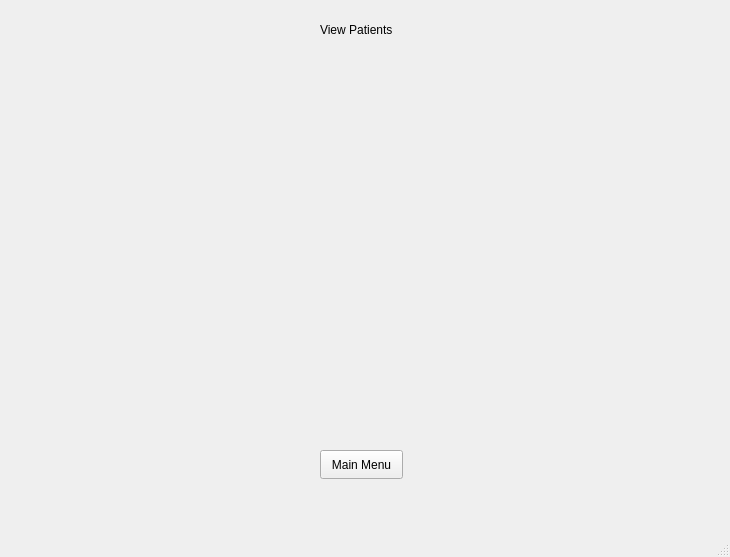
Old version of the form mainwindow.ui in the repository Jenushan44/Hospital-Manager.
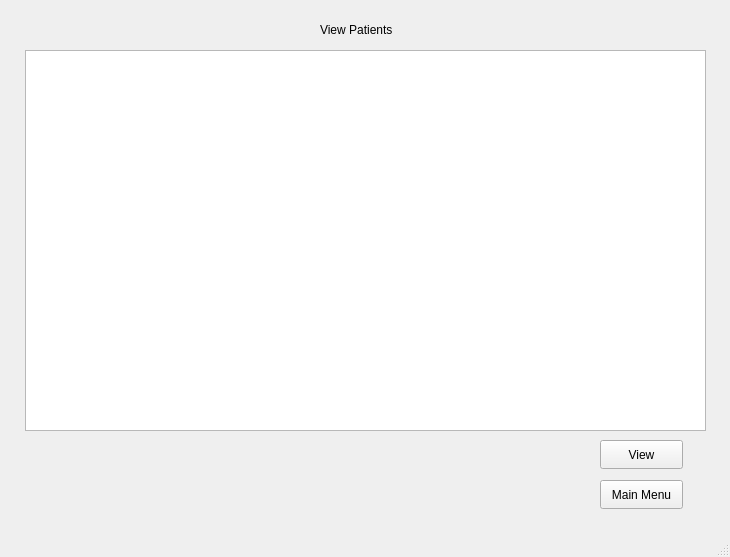
New version of the form. The open tabs and pages were chosen to show the change.

Commit message: Added viewPatient method with QTableWidget to display patient records

```diff
--- a/mainwindow.ui
+++ b/mainwindow.ui
@@ -466,8 +466,8 @@
      <widget class="QPushButton" name="menuPageButton5">
       <property name="geometry">
        <rect>
-        <x>340</x>
-        <y>450</y>
+        <x>620</x>
+        <y>480</y>
         <width>83</width>
         <height>29</height>
        </rect>
@@ -476,6 +476,29 @@
        <string>Main Menu</string>
       </property>
      </widget>
+     <widget class="QPushButton" name="viewAllPatientsButton">
+      <property name="geometry">
+       <rect>
+        <x>620</x>
+        <y>440</y>
+        <width>83</width>
+        <height>29</height>
+       </rect>
+      </property>
+      <property name="text">
+       <string>View</string>
+      </property>
+     </widget>
+     <widget class="QTableWidget" name="tableWidget">
+      <property name="geometry">
+       <rect>
+        <x>45</x>
+        <y>50</y>
+        <width>681</width>
+        <height>381</height>
+       </rect>
+      </property>
+     </widget>
     </widget>
     <widget class="QWidget" name="page_3">
      <widget class="QLabel" name="label_3">
```
Left out of the diff: 4 changed lines with no effect on the pictures. The commit also changes 4 other files.
